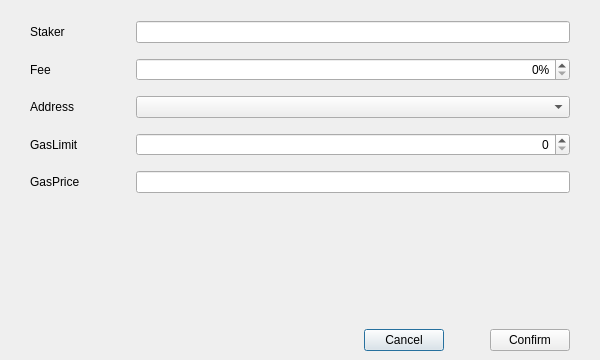
First picture: the form in src/qt/forms/adddelegationpage.ui, repository qtumproject/qtum, before the edit.
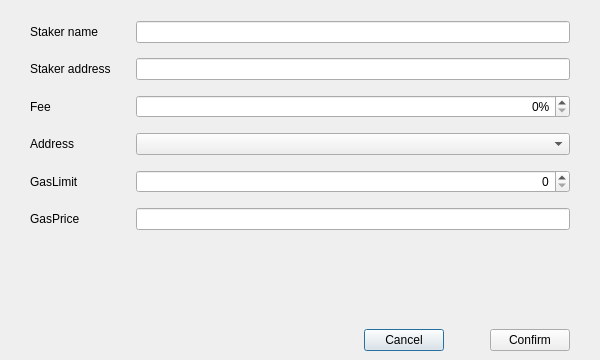
Second picture: the form after the edit. Custom widgets are drawn as their Qt base class.

Commit message: Add staker name in add delegation page and add super staker page

Patch:
```diff
--- a/src/qt/forms/adddelegationpage.ui
+++ b/src/qt/forms/adddelegationpage.ui
@@ -50,14 +50,17 @@
      <property name="verticalSpacing">
       <number>15</number>
      </property>
-     <item row="3" column="1">
+     <item row="4" column="1">
       <widget class="QSpinBox" name="lineEditGasLimit">
        <property name="alignment">
         <set>Qt::AlignRight|Qt::AlignTrailing|Qt::AlignVCenter</set>
        </property>
       </widget>
      </item>
-     <item row="4" column="0">
+     <item row="3" column="1">
+      <widget class="AddressField" name="lineEditAddress"/>
+     </item>
+     <item row="5" column="0">
       <widget class="QLabel" name="labelGasPrice">
        <property name="minimumSize">
         <size>
@@ -70,23 +73,7 @@
        </property>
       </widget>
      </item>
-     <item row="4" column="1">
-      <widget class="BitcoinAmountField" name="lineEditGasPrice"/>
-     </item>
-     <item row="0" column="0">
-      <widget class="QLabel" name="labelStaker">
-       <property name="minimumSize">
-        <size>
-         <width>100</width>
-         <height>0</height>
-        </size>
-       </property>
-       <property name="text">
-        <string>Staker</string>
-       </property>
-      </widget>
-     </item>
-     <item row="1" column="1">
+     <item row="2" column="1">
       <layout class="QHBoxLayout" name="horizontalLayout">
        <item>
         <widget class="QSpinBox" name="spinBoxFee">
@@ -106,7 +93,17 @@
        </item>
       </layout>
      </item>
-     <item row="3" column="0">
+     <item row="5" column="1">
+      <widget class="BitcoinAmountField" name="lineEditGasPrice"/>
+     </item>
+     <item row="1" column="1">
+      <layout class="QHBoxLayout" name="horizontalLayout_3">
+       <item>
+        <widget class="QValidatedLineEdit" name="lineEditStakerAddress"/>
+       </item>
+      </layout>
+     </item>
+     <item row="4" column="0">
       <widget class="QLabel" name="labelGasLimit">
        <property name="minimumSize">
         <size>
@@ -119,7 +116,7 @@
        </property>
       </widget>
      </item>
-     <item row="2" column="0">
+     <item row="3" column="0">
       <widget class="QLabel" name="labelAddress">
        <property name="minimumSize">
         <size>
@@ -132,17 +129,7 @@
        </property>
       </widget>
      </item>
-     <item row="2" column="1">
-      <widget class="AddressField" name="lineEditAddress"/>
-     </item>
-     <item row="0" column="1">
-      <layout class="QHBoxLayout" name="horizontalLayout_3">
-       <item>
-        <widget class="QValidatedLineEdit" name="lineEditStaker"/>
-       </item>
-      </layout>
-     </item>
-     <item row="1" column="0">
+     <item row="2" column="0">
       <widget class="QLabel" name="labelFee">
        <property name="minimumSize">
         <size>
@@ -155,6 +142,35 @@
        </property>
       </widget>
      </item>
+     <item row="1" column="0">
+      <widget class="QLabel" name="labelStakerAddress">
+       <property name="minimumSize">
+        <size>
+         <width>100</width>
+         <height>0</height>
+        </size>
+       </property>
+       <property name="text">
+        <string>Staker address</string>
+       </property>
+      </widget>
+     </item>
+     <item row="0" column="0">
+      <widget class="QLabel" name="labelStakerName">
+       <property name="minimumSize">
+        <size>
+         <width>100</width>
+         <height>0</height>
+        </size>
+       </property>
+       <property name="text">
+        <string>Staker name</string>
+       </property>
+      </widget>
+     </item>
+     <item row="0" column="1">
+      <widget class="QLineEdit" name="lineEditStakerName"/>
+     </item>
     </layout>
    </item>
    <item>
@@ -234,6 +250,11 @@
   </layout>
  </widget>
  <customwidgets>
+  <customwidget>
+   <class>AddressField</class>
+   <extends>QComboBox</extends>
+   <header>qt/addressfield.h</header>
+  </customwidget>
   <customwidget>
    <class>QValidatedLineEdit</class>
    <extends>QLineEdit</extends>
@@ -245,11 +266,6 @@
    <header>qt/bitcoinamountfield.h</header>
    <container>1</container>
   </customwidget>
-  <customwidget>
-   <class>AddressField</class>
-   <extends>QComboBox</extends>
-   <header>qt/addressfield.h</header>
-  </customwidget>
  </customwidgets>
  <tabstops>
   <tabstop>lineEditStaker</tabstop>
```
Left out of the diff: 2 changed lines with no effect on the pictures. The commit also changes 3 other files.
